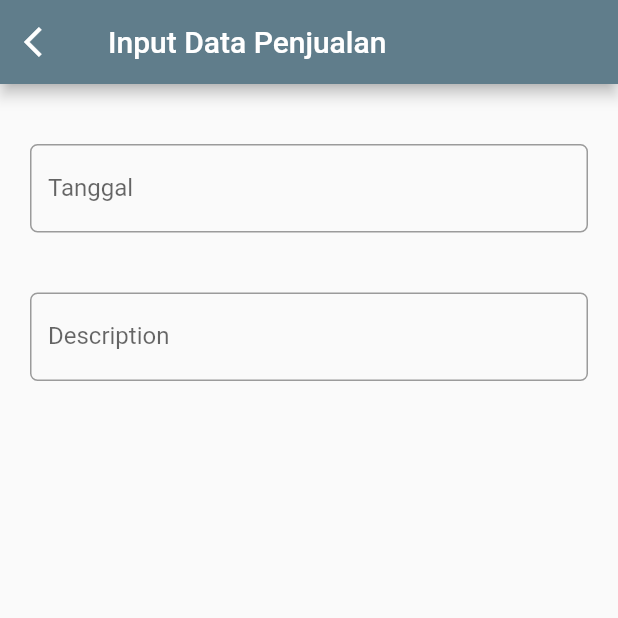
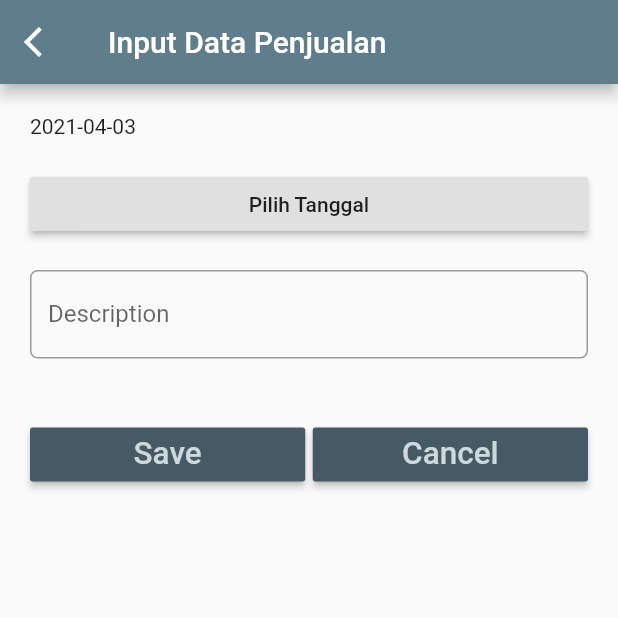
Before and after one commit to JayaMahendra/flutter-projectsederhana, a Flutter app: the inputJual screen opened directly with empty values, on a phone screen of 412 x 824 dp, the top half of it. Run offline on Flutter 3.47's test engine with Material 2 defaults, Android fonts, the phone set to English and light mode, and no system bars; our stand-ins replace sqflite; accounts and stored records are empty.

Commit message:
input jual belum bisa save

```diff
--- a/lib/inputJual.dart
+++ b/lib/inputJual.dart
@@ -9,6 +9,7 @@ class inputJual extends StatefulWidget {
 
 class _inputJualState extends State<inputJual> {
   Jual _jual;
+  DateTime _tgl = DateTime.now();
   TextEditingController tglController = TextEditingController();
   TextEditingController descController = TextEditingController();
 
@@ -26,20 +27,32 @@ class _inputJualState extends State<inputJual> {
       body: Padding(
           padding: EdgeInsets.all(20.0),
           child: ListView(children: <Widget>[
-              Padding(
-                padding: EdgeInsets.only(top: 20.0, bottom: 20.0),
-                child: TextField(
-                  controller: tglController,
-                  keyboardType: TextInputType.datetime,
-                  decoration: InputDecoration(
-                    labelText: 'Tanggal',
-                    border: OutlineInputBorder(
-                      borderRadius: BorderRadius.circular(5.0),
+            Text("${selectedDate.toLocal()}".split(' ')[0]),
+            SizedBox(
+              height: 20.0,
             ),
+            RaisedButton(
+              onPressed: () => {
+                _selectDate(context),
+                print(selectedDate.day + selectedDate.month + selectedDate.year)
+              },
+              child: Text('Pilih Tanggal'),
             ),
-                  onChanged: (value) {},
-                ),
-              ),
+
+            // Padding(
+            //   padding: EdgeInsets.only(top: 20.0, bottom: 20.0),
+            //   child: TextField(
+            //     controller: tglController,
+            //     keyboardType: TextInputType.datetime,
+            //     decoration: InputDecoration(
+            //       labelText: 'Tanggal',
+            //       border: OutlineInputBorder(
+            //         borderRadius: BorderRadius.circular(5.0),
+            //       ),
+            //     ),
+            //     onChanged: (value) {},
+            //   ),
+            // ),
             Padding(
               padding: EdgeInsets.only(top: 20.0, bottom: 20.0),
               child: TextField(
@@ -56,7 +69,70 @@ class _inputJualState extends State<inputJual> {
                 },
               ),
             ),
+            Padding(
+              padding: EdgeInsets.only(top: 20.0, bottom: 20.0),
+              child: Row(
+                children: <Widget>[
+                  // tombol simpan
+                  Expanded(
+                    child: RaisedButton(
+                      color: Theme.of(context).primaryColorDark,
+                      textColor: Theme.of(context).primaryColorLight,
+                      child: Text(
+                        'Save',
+                        textScaleFactor: 1.5,
+                      ),
+                      onPressed: () {
+                        if (_jual == null) {
+                          // tambah data
+                          _jual = Jual(DateTime.parse(tglController.toString()),
+                              descController.text);
+                        } else {
+                          // ubah data
+                         _jual = Jual(DateTime.parse(tglController.toString()),
+                              descController.text);
+                        }
+                        // kembali ke layar sebelumnya dengan membawa objek item
+                        Navigator.pop(context, _jual);
+                      },
+                    ),
+                  ),
+                  Container(
+                    width: 5.0,
+                  ),
+                  // tombol batal
+                  Expanded(
+                    child: RaisedButton(
+                      color: Theme.of(context).primaryColorDark,
+                      textColor: Theme.of(context).primaryColorLight,
+                      child: Text(
+                        'Cancel',
+                        textScaleFactor: 1.5,
+                      ),
+                      onPressed: () {
+                        Navigator.pop(context);
+                      },
+                    ),
+                  ),
+                ],
+              ),
+            ),
           ])),
     );
   }
+
+  DateTime selectedDate = DateTime.now();
+// Initial SelectDate FLutter
+  Future<Null> _selectDate(BuildContext context) async {
+    // Initial DateTime FIinal Picked
+    final DateTime picked = await showDatePicker(
+        context: context,
+        initialDate: selectedDate,
+        firstDate: DateTime(2015, 8),
+        lastDate: DateTime(2101));
+    if (picked != null && picked != selectedDate)
+      setState(() {
+        selectedDate = picked;
+      });
   }
+}
```
Also changed, not shown: lib/dbHelper.dart (+9 -2 lines). Lines whose indentation alone changed are shown as unchanged.
